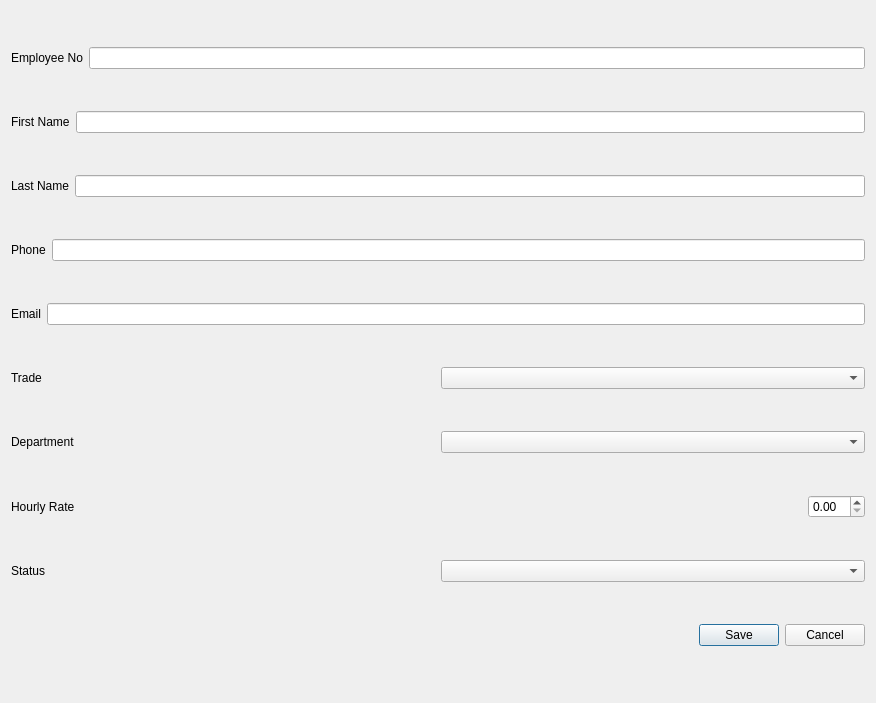
Old version of the form app/ui/forms/add_technician.ui in the repository Apie-dup/MaintenanceSystem.
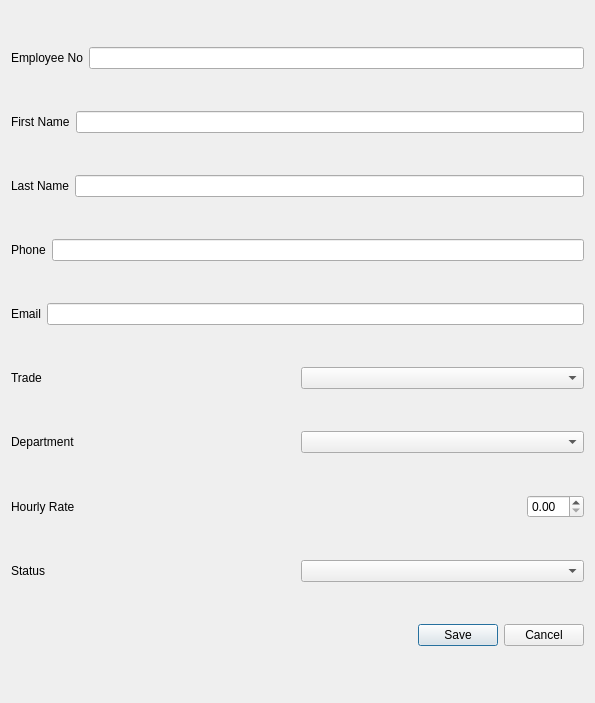
New version of the form.

Patch:
```diff
--- a/app/ui/forms/add_technician.ui
+++ b/app/ui/forms/add_technician.ui
@@ -6,7 +6,7 @@
    <rect>
     <x>0</x>
     <y>0</y>
-    <width>876</width>
+    <width>595</width>
     <height>703</height>
    </rect>
   </property>
```
